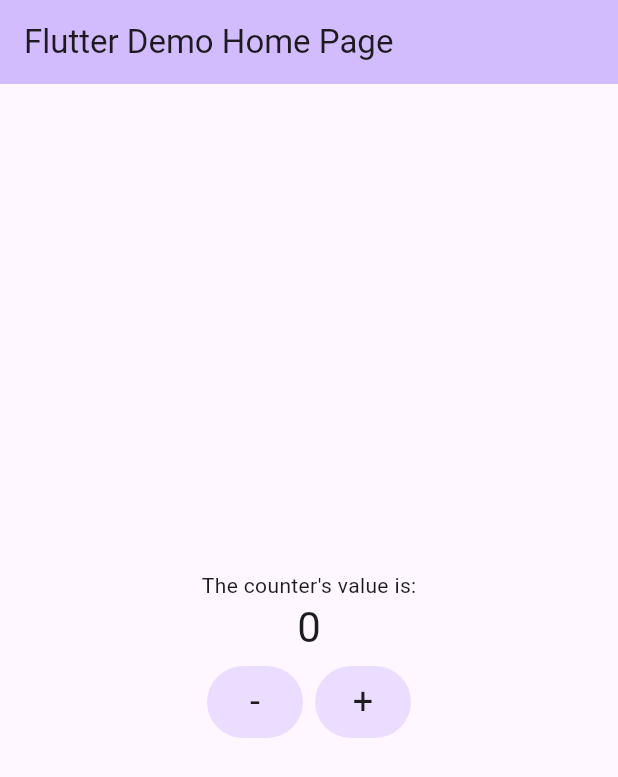
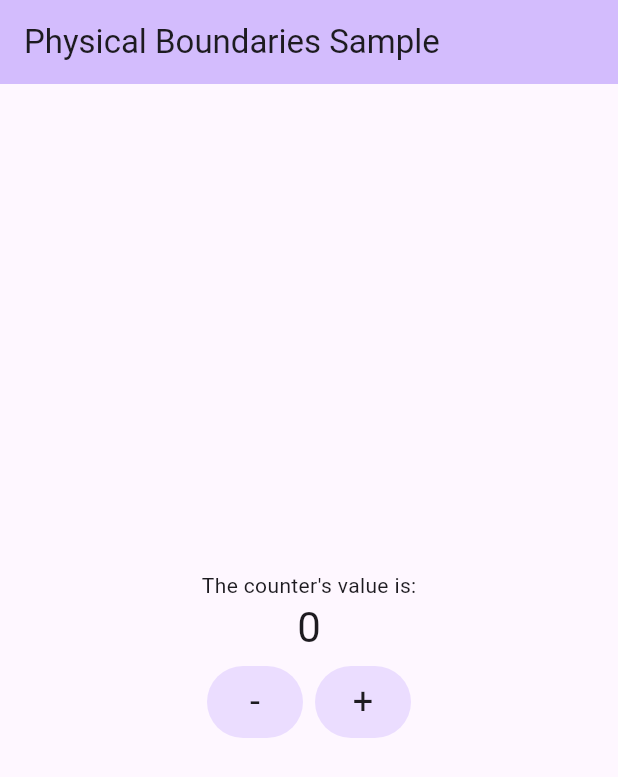
Before and after one commit to matthew-matvei/physical_boundaries_sample, a Flutter app: the screen it shows after launch, on a phone screen of 412 x 824 dp. Shown: the top 777 px of the screen. Run offline on Flutter 3.47's test engine with Material 2 defaults, Android fonts, the phone set to English and light mode, and no system bars; our stand-ins replace shared_preferences.

Commit message:
Give demo more meaningful title

```diff
--- a/lib/presentation/my_app.dart
+++ b/lib/presentation/my_app.dart
@@ -11,13 +11,13 @@ class MyApp extends StatelessWidget {
   @override
   Widget build(BuildContext context) {
     return MaterialApp(
-      title: 'Flutter Demo',
+      title: 'Physical Boundaries',
       theme: ThemeData(
         colorScheme: ColorScheme.fromSeed(seedColor: Colors.deepPurple),
         useMaterial3: true,
       ),
       home: MyHomePage(
-        title: 'Flutter Demo Home Page',
+        title: 'Physical Boundaries Sample',
         counterRepository: _counterRepository,
       ),
     );
```
